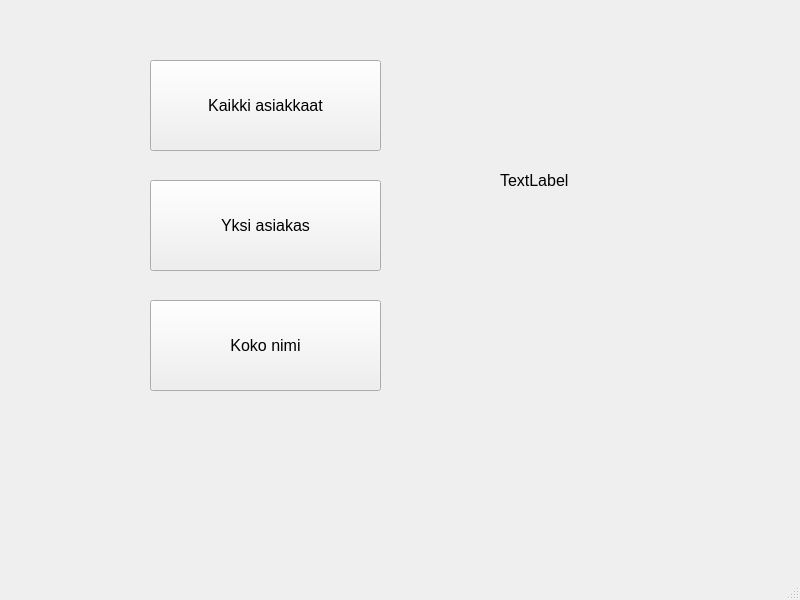
Old version of the form qt_frontend/mainwindow.ui in the repository t0klsa00/qt_example.
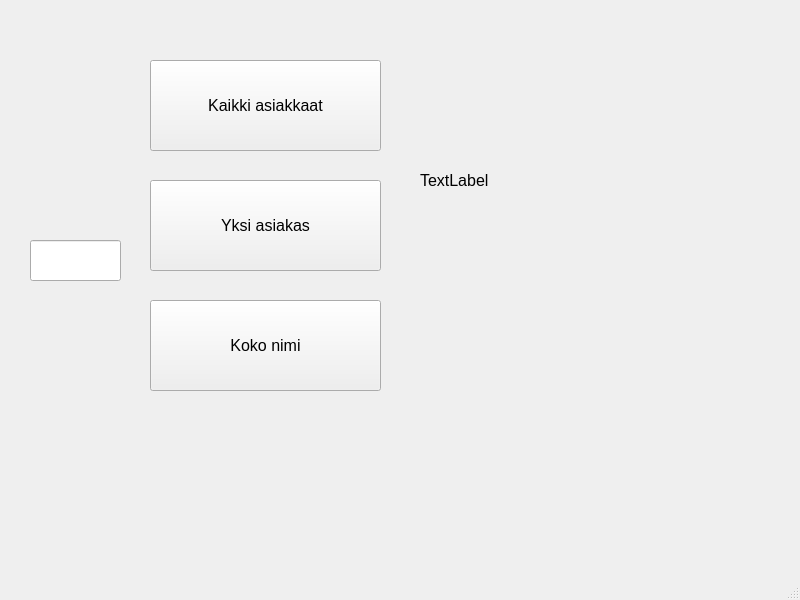
New version of the form.

Commit message: get examples ready

```diff
--- a/qt_frontend/mainwindow.ui
+++ b/qt_frontend/mainwindow.ui
@@ -71,9 +71,9 @@
    <widget class="QLabel" name="labelResult">
     <property name="geometry">
      <rect>
-      <x>500</x>
+      <x>420</x>
       <y>70</y>
-      <width>181</width>
+      <width>311</width>
       <height>221</height>
      </rect>
     </property>
@@ -86,6 +86,21 @@
      <string>TextLabel</string>
     </property>
    </widget>
+   <widget class="QLineEdit" name="lineEditId">
+    <property name="geometry">
+     <rect>
+      <x>30</x>
+      <y>240</y>
+      <width>91</width>
+      <height>41</height>
+     </rect>
+    </property>
+    <property name="font">
+     <font>
+      <pointsize>14</pointsize>
+     </font>
+    </property>
+   </widget>
   </widget>
   <widget class="QMenuBar" name="menubar">
    <property name="geometry">
```
The commit also changes 2 other files.
